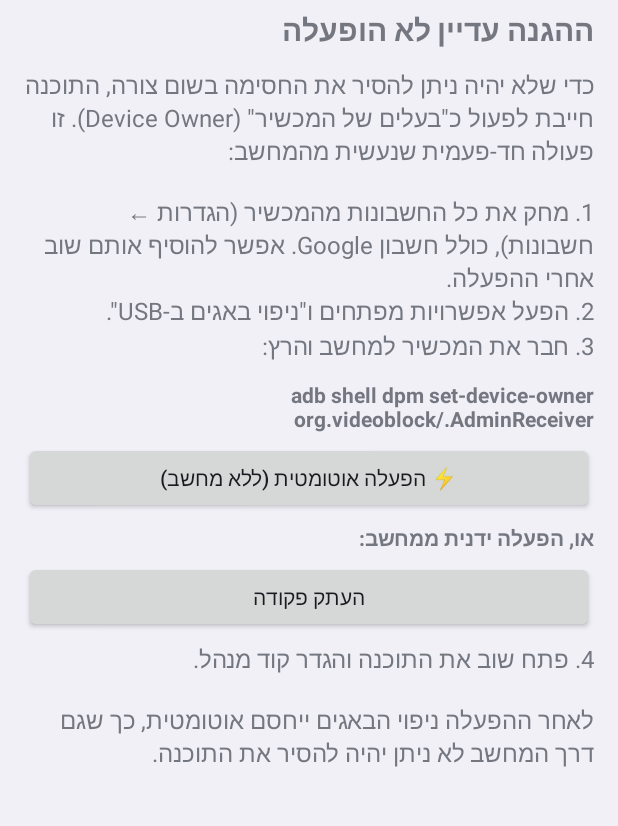
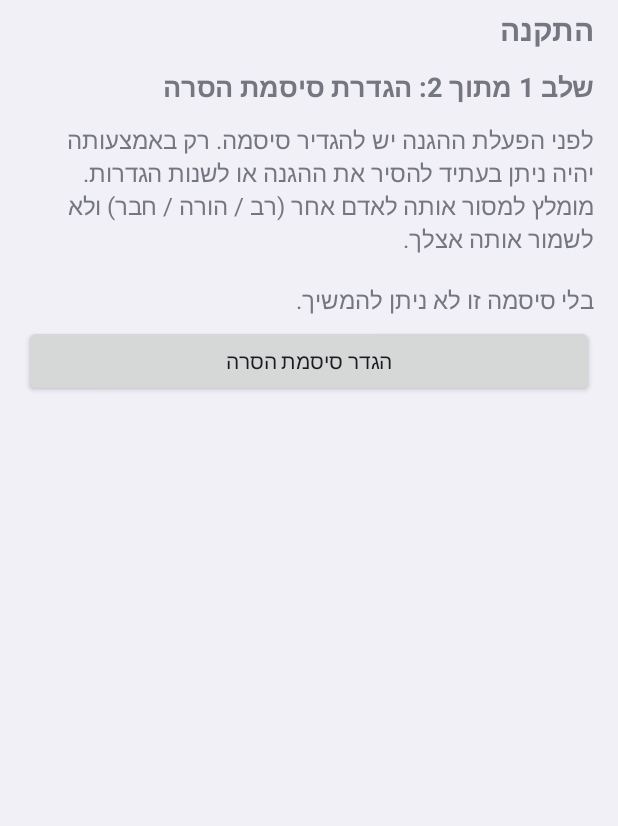
Before and after one commit to ADASA1200/bogrim, an Android app: the screen it shows after launch (MainActivity), on a phone screen of 412 x 824 dp, the part 179-1005 px from its top. Run offline under Robolectric (Android 15) with nearby library versions, the phone set to English and light mode, and no system bars.

Commit message:
VideoBlock: define removal password at the start of setup
The removal password is now set as step 1 of installation, before
protection is enabled, instead of after Device Owner is active. The same
password is required to open the management screen, change settings, or
remove the protection. Provisioning options only appear once it is set.

Co-Authored-By: Claude Opus 4.8 <noreply@anthropic.com>
Claude-Session: https://claude.ai/code/session_017qxM18e6aM3HvDJxG4Fegf

```diff
--- a/videoblock-android/app/src/main/java/org/videoblock/MainActivity.kt
+++ b/videoblock-android/app/src/main/java/org/videoblock/MainActivity.kt
@@ -46,7 +46,8 @@ class MainActivity : Activity() {
             if (prefs.permanent) {
                 col.addView(text("🔒 המכשיר נעול לצמיתות. לא ניתן לשנות הגדרות או להסיר את ההגנה.", bold = true))
             } else {
-                col.addView(button("ניהול (דורש קוד מנהל)") {
+                col.addView(text("להסרת ההגנה או לשינוי הגדרות — הזן את סיסמת ההסרה שהגדרת:"))
+                col.addView(button("ניהול והסרה (דורש סיסמה)") {
                     askPin { startActivity(Intent(this, AdminActivity::class.java)) }
                 })
             }
@@ -65,29 +66,48 @@ class MainActivity : Activity() {
     }
 
     private fun renderSetup(col: android.widget.LinearLayout) {
+        val prefs = Prefs(this)
+        col.addView(text("התקנה", 20f, bold = true))
+
+        // Step 1 — define the removal password BEFORE protection is enabled.
+        // This same password is later required to open settings or remove the protection.
+        if (!prefs.hasPin) {
+            col.addView(text("שלב 1 מתוך 2: הגדרת סיסמת הסרה", 18f, bold = true))
+            col.addView(text(
+                "לפני הפעלת ההגנה יש להגדיר סיסמה. רק באמצעותה יהיה ניתן בעתיד להסיר את ההגנה " +
+                "או לשנות הגדרות. מומלץ למסור אותה לאדם אחר (רב / הורה / חבר) ולא לשמור אותה אצלך.\n\n" +
+                "בלי סיסמה זו לא ניתן להמשיך."
+            ))
+            col.addView(button("הגדר סיסמת הסרה") { newPin(cancelable = false) { render() } })
+            return
+        }
+
+        col.addView(text("✅ שלב 1: סיסמת ההסרה הוגדרה", 16f, bold = true))
+        col.addView(button("שינוי סיסמת ההסרה") { askPin { newPin(cancelable = true) {} } })
+
+        // Step 2 — activate protection (Device Owner).
         val cmd = "adb shell dpm set-device-owner $packageName/.AdminReceiver"
-        col.addView(text("ההגנה עדיין לא הופעלה", 20f, bold = true))
+        col.addView(text("שלב 2 מתוך 2: הפעלת ההגנה", 18f, bold = true))
         col.addView(text(
             "כדי שלא יהיה ניתן להסיר את החסימה בשום צורה, התוכנה חייבת לפעול כ\"בעלים של המכשיר\" " +
-            "(Device Owner). זו פעולה חד-פעמית שנעשית מהמחשב:\n\n" +
-            "1. מחק את כל החשבונות מהמכשיר (הגדרות ← חשבונות), כולל חשבון Google. " +
-            "אפשר להוסיף אותם שוב אחרי ההפעלה.\n" +
-            "2. הפעל אפשרויות מפתחים ו\"ניפוי באגים ב-USB\".\n" +
-            "3. חבר את המכשיר למחשב והרץ:"
+            "(Device Owner). הדרך הקלה היא אוטומטית, ללא מחשב:"
         ))
-        col.addView(text(cmd, 14f, bold = true))
         col.addView(button("⚡ הפעלה אוטומטית (ללא מחשב)") {
             startActivity(Intent(this, ProvisioningActivity::class.java))
         })
-        col.addView(text("או, הפעלה ידנית ממחשב:", 14f, bold = true))
+        col.addView(text(
+            "או הפעלה ידנית ממחשב: מחק את כל החשבונות (הגדרות ← חשבונות), הפעל 'ניפוי באגים ב-USB', " +
+            "חבר למחשב והרץ:"
+        ))
+        col.addView(text(cmd, 14f, bold = true))
         col.addView(button("העתק פקודה") {
             (getSystemService(Context.CLIPBOARD_SERVICE) as ClipboardManager)
                 .setPrimaryClip(ClipData.newPlainText("cmd", cmd))
             toast("הועתק")
         })
         col.addView(text(
-            "4. פתח שוב את התוכנה והגדר קוד מנהל.\n\n" +
-            "לאחר ההפעלה ניפוי הבאגים ייחסם אוטומטית, כך שגם דרך המחשב לא ניתן יהיה להסיר את התוכנה."
+            "לאחר ההפעלה ניפוי הבאגים ייחסם אוטומטית, כך שגם דרך המחשב לא ניתן יהיה להסיר את התוכנה. " +
+            "ההסרה תתאפשר אך ורק באמצעות סיסמת ההסרה שהגדרת, ממסך הניהול."
         ))
     }
 }
```
Also changed, not shown: 1 other file.
